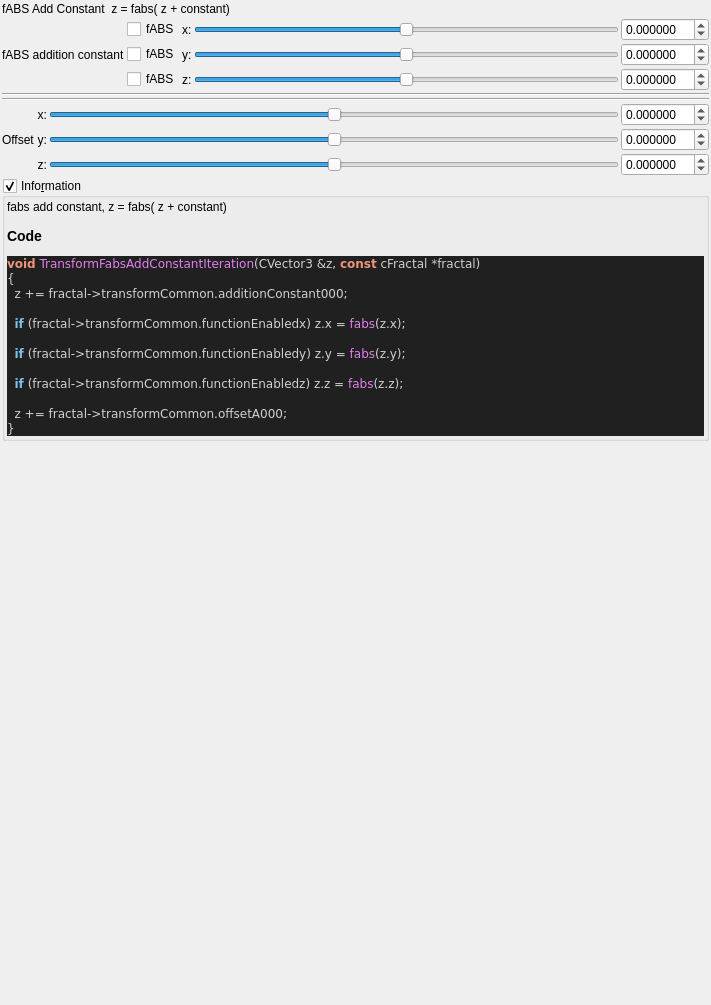
First picture: the form in mandelbulber2/qt_data/fractal_transf_fabs_add_constant.ui, repository buddhi1980/mandelbulber2, before the edit.
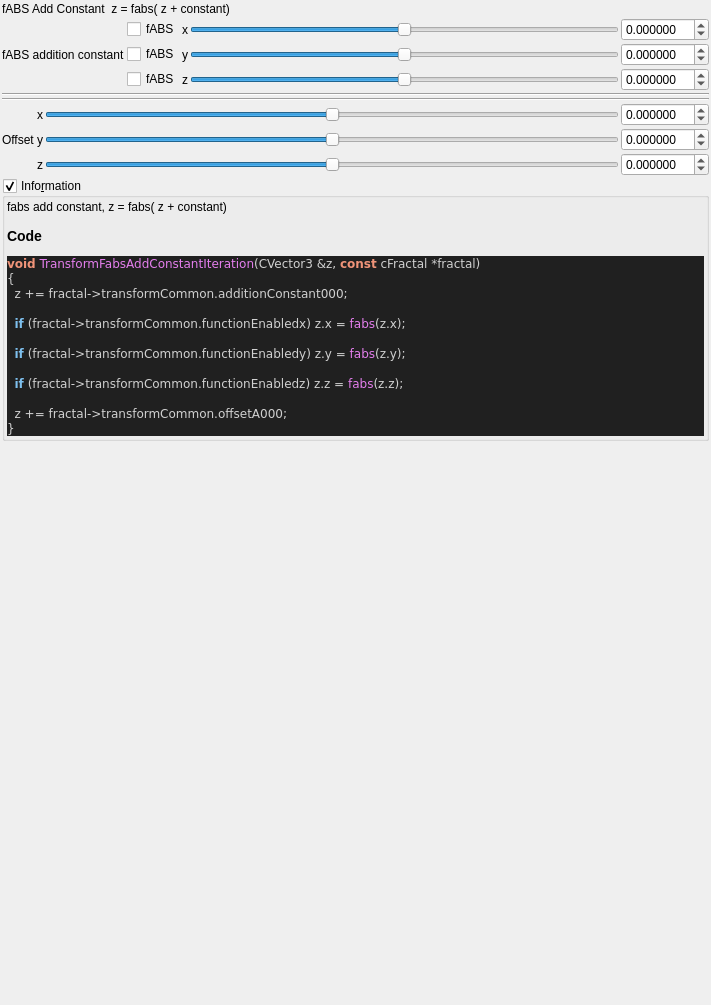
Second picture: the form after the edit. Custom widgets are drawn as their Qt base class.

What changed in the file:
```diff
--- a/mandelbulber2/qt_data/fractal_transf_fabs_add_constant.ui
+++ b/mandelbulber2/qt_data/fractal_transf_fabs_add_constant.ui
@@ -90,7 +90,7 @@
      <item row="2" column="2">
       <widget class="QLabel" name="label_24">
        <property name="text">
-        <string>z:</string>
+        <string notr="true">z</string>
        </property>
       </widget>
      </item>
@@ -219,14 +219,14 @@
      <item row="0" column="2">
       <widget class="QLabel" name="label_22">
        <property name="text">
-        <string>x:</string>
+        <string notr="true">x</string>
        </property>
       </widget>
      </item>
      <item row="1" column="2">
       <widget class="QLabel" name="label_25">
        <property name="text">
-        <string>y:</string>
+        <string notr="true">y</string>
        </property>
       </widget>
      </item>
@@ -260,7 +260,7 @@
         </sizepolicy>
        </property>
        <property name="text">
-        <string>z:</string>
+        <string notr="true">z</string>
        </property>
        <property name="alignment">
         <set>Qt::AlignRight|Qt::AlignTrailing|Qt::AlignVCenter</set>
@@ -412,7 +412,7 @@
         </sizepolicy>
        </property>
        <property name="text">
-        <string>x:</string>
+        <string notr="true">x</string>
        </property>
        <property name="alignment">
         <set>Qt::AlignRight|Qt::AlignTrailing|Qt::AlignVCenter</set>
@@ -428,7 +428,7 @@
         </sizepolicy>
        </property>
        <property name="text">
-        <string>y:</string>
+        <string notr="true">y</string>
        </property>
        <property name="alignment">
         <set>Qt::AlignRight|Qt::AlignTrailing|Qt::AlignVCenter</set>
```
